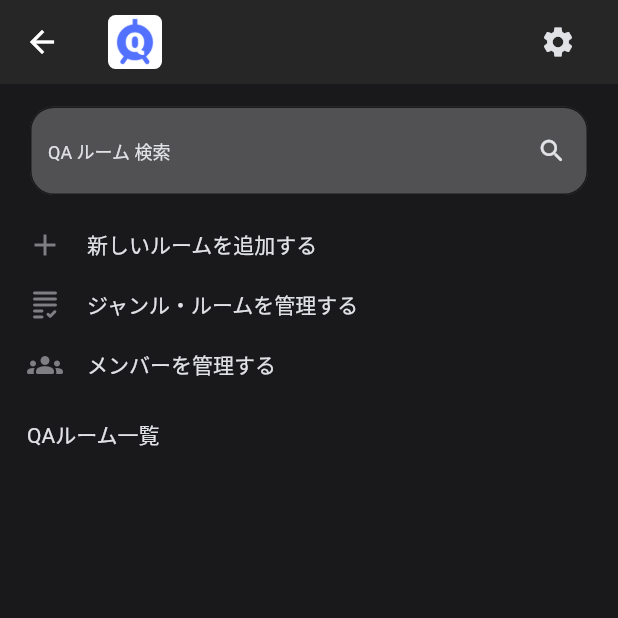
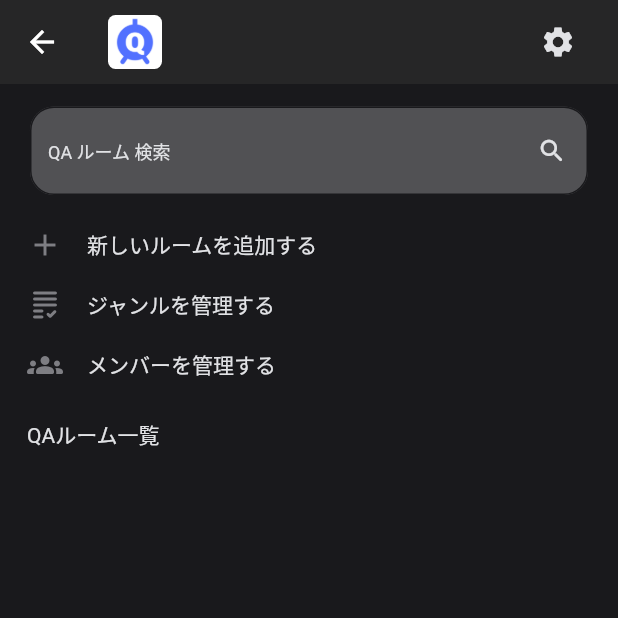
Before and after one commit to kurogoma-flutter/Qtank-mobile, a Flutter app: the QTankWorkSpaceHomePage screen opened directly with empty values, on a phone screen of 412 x 824 dp, the top half of it. Run offline on Flutter 3.47's test engine with Material 2 defaults, Android fonts, the phone set to English and light mode, and no system bars; our stand-ins replace badges, cloud_firestore, connectivity_plus, firebase_auth, firebase_core, firebase_storage and 5 more; accounts and stored records are empty; network calls fail.

Commit message:
テキストの修正

```diff
--- a/lib/presentation/pages/workspace/workspace_home_page.dart
+++ b/lib/presentation/pages/workspace/workspace_home_page.dart
@@ -107,7 +107,7 @@ class QTankWorkSpaceHomePage extends ConsumerWidget {
                             ),
                             SizedBox(width: 16),
                             Text(
-                              'ジャンル・ルームを管理する',
+                              'ジャンルを管理する',
                               style: QTankTextStyle.subtitle,
                             ),
                           ],
```
